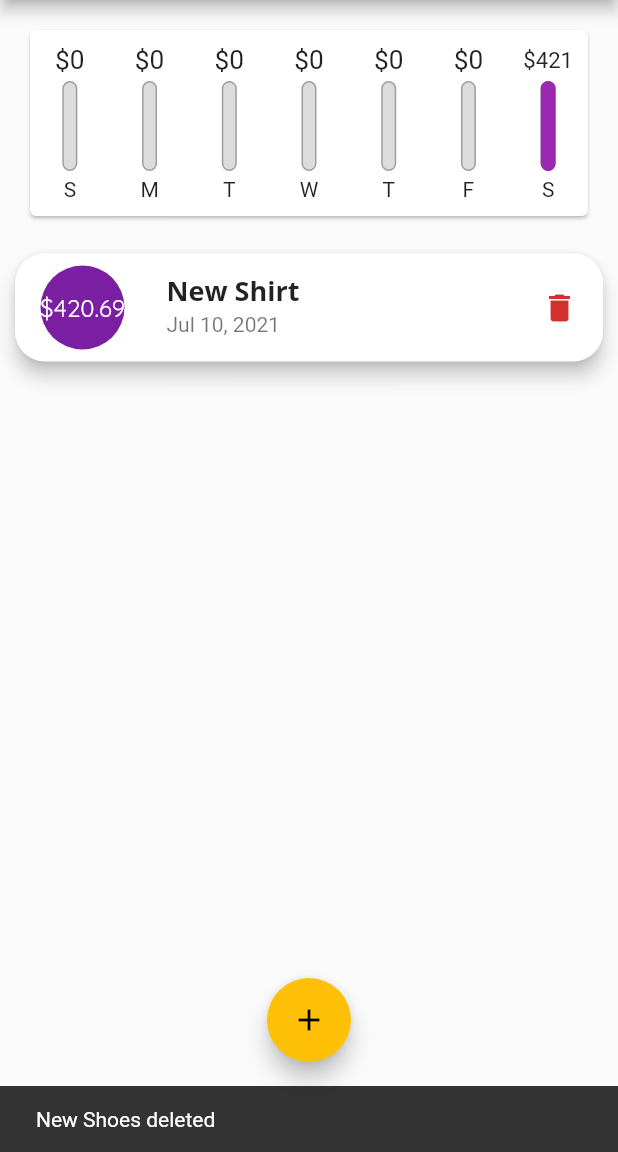
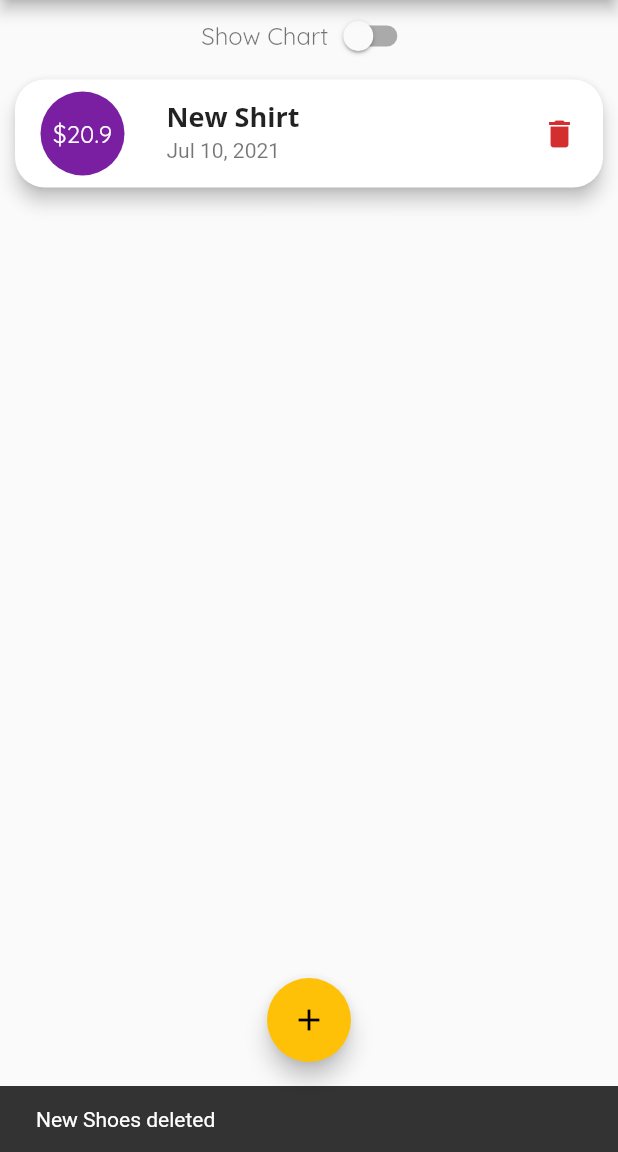
Before and after one commit to usamaTheFirst/expense-tracker-flutter, a Flutter app: the screen it shows after launch, after a tap on the "delete" icon, on a phone screen of 412 x 824 dp, the part 84-1236 px from its top. Run offline on Flutter 3.47's test engine with Material 2 defaults, Android fonts, the phone set to English and light mode, and no system bars.

```diff
--- a/lib/main.dart
+++ b/lib/main.dart
@@ -2,11 +2,15 @@ import 'package:expense_tracker/widgets/chart.dart';
 import 'package:expense_tracker/widgets/new_transaction.dart';
 import 'package:expense_tracker/widgets/transaction_list.dart';
 import 'package:flutter/material.dart';
+import 'package:flutter/services.dart';
 import 'package:flutter/widgets.dart';
 
 import 'models/transaction.dart';
 
 void main() {
+  WidgetsFlutterBinding.ensureInitialized();
+  SystemChrome.setPreferredOrientations(
+      [DeviceOrientation.portraitUp, DeviceOrientation.portraitDown]);
   runApp(MyApp());
 }
 
@@ -28,7 +32,8 @@ class MyApp extends StatelessWidget {
             headline6: TextStyle(
                 fontFamily: 'OpenSans',
                 fontSize: 18,
-                fontWeight: FontWeight.bold)),
+                fontWeight: FontWeight.bold),
+            subtitle1: TextStyle(color: Colors.black54)),
         primarySwatch: Colors.purple,
         accentColor: Colors.amber,
         fontFamily: 'Quicksand',
@@ -54,12 +59,11 @@ class MyHomePage extends StatefulWidget {
 
 class _MyHomePageState extends State<MyHomePage> {
   final List<Transaction> transactions = [
+    Transaction(id: 't1', amount: 10, title: 'New Shoes', date: DateTime.now()),
     Transaction(
-        id: 't1', amount: 69.420, title: 'New Shoes', date: DateTime.now()),
-    Transaction(
-        id: 't2', amount: 420.69, title: 'New Shirt', date: DateTime.now())
+        id: 't2', amount: 20.9, title: 'New Shirt', date: DateTime.now())
   ];
-
+  bool showChart = false;
   List<Transaction> get recentTransaction {
     return transactions.where((element) {
       return element.date.isAfter(DateTime.now().subtract(Duration(days: 7)));
@@ -94,8 +98,7 @@ class _MyHomePageState extends State<MyHomePage> {
 
   @override
   Widget build(BuildContext context) {
-    return Scaffold(
-      appBar: AppBar(
+    final apppBar = AppBar(
       title: Text('Personal Expenses'),
       actions: [
         IconButton(
@@ -106,17 +109,47 @@ class _MyHomePageState extends State<MyHomePage> {
           onPressed: () => startAddNewTransaction(context),
         )
       ],
-      ),
-      body: SingleChildScrollView(
-        child: Center(
+    );
+    return Scaffold(
+      appBar: apppBar,
+      body: SafeArea(
+        child: SingleChildScrollView(
           child: Column(
             // crossAxisAlignment: CrossAxisAlignment.stretch,
             mainAxisAlignment: MainAxisAlignment.start,
             children: [
-              Chart(transaction: recentTransaction),
-              TransactionList(
+              Row(
+                mainAxisAlignment: MainAxisAlignment.center,
+                children: [
+                  Text(
+                    'Show Chart',
+                    style: Theme.of(context).textTheme.subtitle1,
+                  ),
+                  Switch(
+                      value: showChart,
+                      onChanged: (value) {
+                        setState(() {
+                          showChart = value;
+                        });
+                      })
+                ],
+              ),
+              showChart
+                  ? Container(
+                      height: (MediaQuery.of(context).size.height -
+                              apppBar.preferredSize.height -
+                              MediaQuery.of(context).padding.top) *
+                          0.3,
+                      child: Chart(transaction: recentTransaction))
+                  : Container(
+                      height: (MediaQuery.of(context).size.height -
+                              apppBar.preferredSize.height -
+                              MediaQuery.of(context).padding.top) *
+                          0.7,
+                      child: TransactionList(
                         transactions: transactions,
                         deletor: deletor,
+                      ),
                     ),
             ],
           ),
--- a/lib/widgets/chart.dart
+++ b/lib/widgets/chart.dart
@@ -18,8 +18,8 @@ class Chart extends StatelessWidget {
           totalSum += transaction[i].amount;
         }
       }
-      print(DateFormat.E().format(weekDay));
-      print(totalSum);
+      // print(DateFormat.E().format(weekDay));
+      // print(totalSum);
       return {
         'day': DateFormat.E().format(weekDay).substring(0, 1),
         'amount': totalSum
--- a/lib/widgets/chartbar.dart
+++ b/lib/widgets/chartbar.dart
@@ -11,17 +11,18 @@ class ChartBar extends StatelessWidget {
 
   @override
   Widget build(BuildContext context) {
+    return LayoutBuilder(builder: (ctx, constraint) {
       return Column(
         children: [
           Container(
-            height: 20,
+              height: constraint.maxHeight * .15,
               child: FittedBox(
                   child: Text('\$' + spendingAmount.toStringAsFixed(0)))),
           SizedBox(
-          height: 4,
+            height: constraint.maxHeight * .05,
           ),
           Container(
-          height: 60,
+            height: constraint.maxHeight * .6,
             width: 10,
             child: Stack(
               children: [
@@ -43,10 +44,13 @@ class ChartBar extends StatelessWidget {
             ),
           ),
           SizedBox(
-          height: 4,
+            height: constraint.maxHeight * .05,
           ),
-        Text(label),
+          Container(
+              height: constraint.maxHeight * .15,
+              child: FittedBox(child: Text(label))),
         ],
       );
+    });
   }
 }
--- a/lib/widgets/transaction_list.dart
+++ b/lib/widgets/transaction_list.dart
@@ -14,9 +14,7 @@ class TransactionList extends StatelessWidget {
 
   @override
   Widget build(BuildContext context) {
-    return Container(
-      height: 500,
-      child: transactions.isEmpty
+    return transactions.isEmpty
         ? Column(
             children: [
               Text(
@@ -36,42 +34,6 @@ class TransactionList extends StatelessWidget {
         : ListView.builder(
             itemCount: transactions.length,
             itemBuilder: (context, index) {
-                // return Card(
-                //   child: Row(
-                //     mainAxisAlignment: MainAxisAlignment.start,
-                //     children: [
-                //       Container(
-                //         margin:
-                //             EdgeInsets.symmetric(horizontal: 15, vertical: 10),
-                //         padding: EdgeInsets.all(10),
-                //         child: Text(
-                //           '${transactions[index].amount.toStringAsFixed(2)}\$',
-                //           style: Theme.of(context).textTheme.headline6,
-                //         ),
-                //         decoration: BoxDecoration(
-                //           border: Border.all(
-                //               color: Theme.of(context).primaryColor, width: 3),
-                //           // borderRadius: BorderRadius.circular(10),
-                //         ),
-                //       ),
-                //       // Spacer(),
-                //       Column(
-                //         crossAxisAlignment: CrossAxisAlignment.start,
-                //         children: [
-                //           Text(
-                //             '${transactions[index].title}',
-                //             style: Theme.of(context).textTheme.title,
-                //           ),
-                //           Text(
-                //             DateFormat('yMMMd')
-                //                 .format(transactions[index].date),
-                //             style: TextStyle(color: Colors.grey, fontSize: 14),
-                //           )
-                //         ],
-                //       ),
-                //     ],
-                //   ),
-                // );
               return Card(
                 shape: RoundedRectangleBorder(
                     borderRadius: BorderRadius.all(Radius.circular(20))),
@@ -94,8 +56,8 @@ class TransactionList extends StatelessWidget {
                     transactions[index].title,
                     style: Theme.of(context).textTheme.headline6,
                   ),
-                    subtitle: Text(
-                        DateFormat.yMMMd().format(transactions[index].date)),
+                  subtitle:
+                      Text(DateFormat.yMMMd().format(transactions[index].date)),
                   trailing: IconButton(
                     icon: Icon(
                       Icons.delete,
@@ -112,7 +74,6 @@ class TransactionList extends StatelessWidget {
               );
             },
             // scrollDirection: Axis.horizontal,
-            ),
           );
   }
 }
```
Lines whose indentation alone changed are shown as unchanged.
